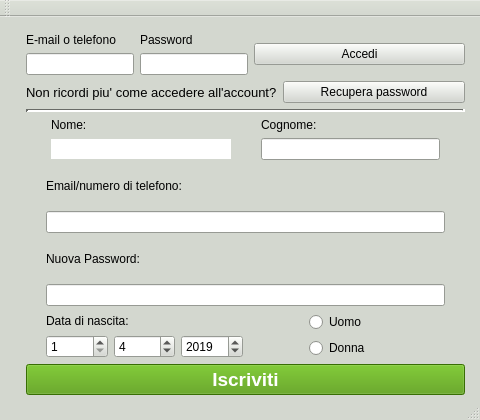
Before: the Qt Designer form projectQT/projectQt.ui in fedelux3/projectC-, drawn with Qt 5.
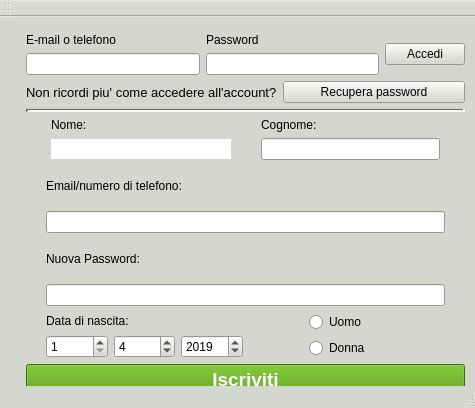
After: the same form once the commit is applied.

The edit to the form file:
```diff
--- a/projectQT/projectQt.ui
+++ b/projectQT/projectQt.ui
@@ -12,8 +12,8 @@
    <rect>
     <x>0</x>
     <y>0</y>
-    <width>480</width>
-    <height>420</height>
+    <width>475</width>
+    <height>408</height>
    </rect>
   </property>
   <property name="sizePolicy">
@@ -31,7 +31,7 @@
   <property name="maximumSize">
    <size>
     <width>600</width>
-    <height>430</height>
+    <height>450</height>
    </size>
   </property>
   <property name="palette">
@@ -530,7 +530,7 @@
          <item row="1" column="0">
           <widget class="QLineEdit" name="lineEditEmail">
            <property name="sizePolicy">
-            <sizepolicy hsizetype="Preferred" vsizetype="Fixed">
+            <sizepolicy hsizetype="Expanding" vsizetype="Fixed">
              <horstretch>0</horstretch>
              <verstretch>0</verstretch>
             </sizepolicy>
@@ -546,7 +546,7 @@
          <item row="1" column="1">
           <widget class="QLineEdit" name="lineEditPassword">
            <property name="sizePolicy">
-            <sizepolicy hsizetype="Preferred" vsizetype="Fixed">
+            <sizepolicy hsizetype="Expanding" vsizetype="Fixed">
              <horstretch>0</horstretch>
              <verstretch>0</verstretch>
             </sizepolicy>
@@ -1400,16 +1400,7 @@
     </layout>
    </widget>
   </widget>
-  <widget class="QMenuBar" name="menuBar">
-   <property name="geometry">
-    <rect>
-     <x>0</x>
-     <y>0</y>
-     <width>480</width>
-     <height>22</height>
-    </rect>
-   </property>
-  </widget>
+  <widget class="QStatusBar" name="statusBar"/>
   <widget class="QToolBar" name="mainToolBar">
    <attribute name="toolBarArea">
     <enum>TopToolBarArea</enum>
@@ -1418,7 +1409,6 @@
     <bool>false</bool>
    </attribute>
   </widget>
-  <widget class="QStatusBar" name="statusBar"/>
  </widget>
  <layoutdefault spacing="6" margin="11"/>
  <resources/>
```
Left out of the diff: 2 changed lines with no effect on the pictures.
